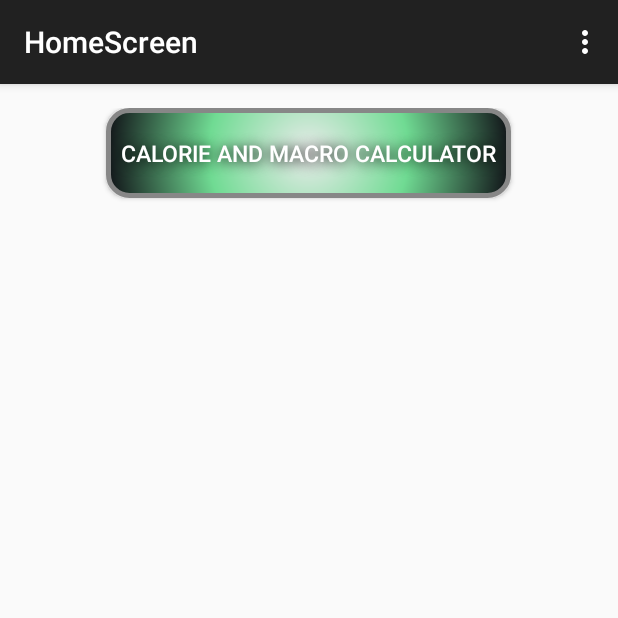
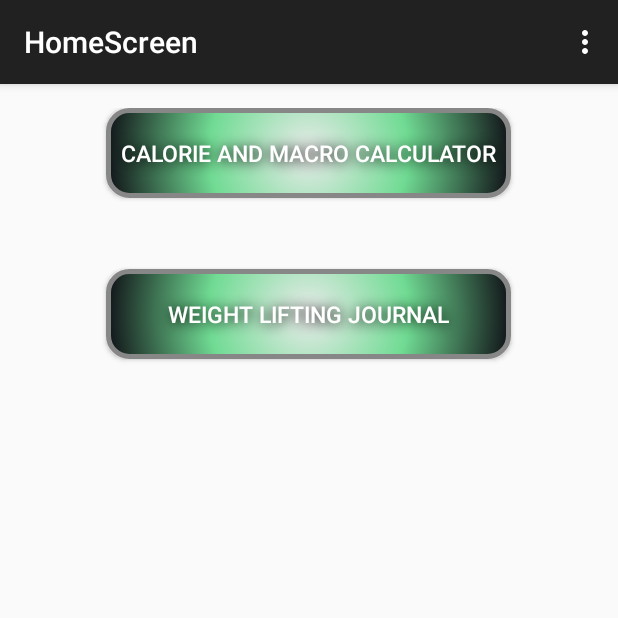
Before and after one commit to afrisone/LiftingBuddyOld, an Android app: the screen it shows after launch (HomeScreen), on a phone screen of 412 x 824 dp, the top half of it. Run offline under Robolectric (Android 15) with nearby library versions, the phone set to English and light mode, and no system bars.

Commit message:
Added Journal button to home screen

```diff
--- a/app/src/main/AndroidManifest.xml
+++ b/app/src/main/AndroidManifest.xml
@@ -32,7 +32,10 @@
             android:name=".FinalCaloriesAndMacrosActivity"
             android:label="@string/title_activity_final_calories_and_macros" >
         </activity>
-
+        <activity
+            android:name=".Journal"
+            android:label="@string/title_activity_journal" >
+        </activity>
     </application>
 
 </manifest>
--- a/app/src/main/java/afrisone/liftingbuddy/HomeScreen.java
+++ b/app/src/main/java/afrisone/liftingbuddy/HomeScreen.java
@@ -16,7 +16,7 @@ public class HomeScreen extends ActionBarActivity {
         super.onCreate(savedInstanceState);
         setContentView(R.layout.activity_home_screen);
 
-        setUpCalculatorButton();
+        setUpNextActivityButtons();
     }
 
     @Override
@@ -41,6 +41,11 @@ public class HomeScreen extends ActionBarActivity {
         return super.onOptionsItemSelected(item);
     }
 
+    private void setUpNextActivityButtons(){
+        setUpCalculatorButton();
+        setUpJournalButton();
+    }
+
     private void setUpCalculatorButton(){
         Button calculatorButton = (Button)findViewById(R.id.calculator_button);
 
@@ -52,4 +57,18 @@ public class HomeScreen extends ActionBarActivity {
             }
         });
     }
+
+    private void setUpJournalButton(){
+        Button journalButton = (Button)findViewById(R.id.weight_lifting_journal);
+
+        journalButton.setOnClickListener(new Button.OnClickListener(){
+            @Override
+            public void onClick(View view){
+                Intent startJournal = new Intent(HomeScreen.this, Journal.class);
+                startActivity(startJournal);
+            }
+        });
+    }
+
+
 }
--- a/app/src/main/res/layout/activity_home_screen.xml
+++ b/app/src/main/res/layout/activity_home_screen.xml
@@ -21,4 +21,21 @@
         android:shadowRadius="10"
         android:layout_alignParentTop="true"
         android:layout_centerHorizontal="true" />
+
+    <Button
+        android:layout_width="wrap_content"
+        android:layout_height="wrap_content"
+        android:text="Weight Lifting Journal"
+        android:textColor="#FFFFFF"
+        android:textSize="15sp"
+        android:id="@+id/weight_lifting_journal"
+        android:background="@drawable/main_menu_buttons"
+        android:shadowColor="#000000"
+        android:shadowDx="1"
+        android:shadowDy="1"
+        android:shadowRadius="10"
+        android:layout_below="@+id/calculator_button"
+        android:layout_alignLeft="@+id/calculator_button"
+        android:layout_alignStart="@+id/calculator_button"
+        android:layout_marginTop="47dp" />
 </RelativeLayout>
--- /dev/null
+++ b/app/src/main/res/menu/menu_journal.xml
@@ -0,0 +1,6 @@
+<menu xmlns:android="http://schemas.android.com/apk/res/android"
+    xmlns:app="http://schemas.android.com/apk/res-auto"
+    xmlns:tools="http://schemas.android.com/tools" tools:context="afrisone.liftingbuddy.Journal">
+    <item android:id="@+id/action_settings" android:title="@string/action_settings"
+        android:orderInCategory="100" app:showAsAction="never" />
+</menu>
--- a/app/src/main/res/values/strings.xml
+++ b/app/src/main/res/values/strings.xml
@@ -20,4 +20,7 @@
     <string name="title_activity_final_calories_and_macros">Final Results</string>
     <string name="title_activity_home_screen">HomeScreen</string>
     <string name="set_personal_info">Personal Information</string>
+    <string name="title_activity_journal">Journal</string>
+
+    <string name="hello_world">Hello world!</string>
 </resources>
```
Also changed, not shown: app/src/main/java/afrisone/liftingbuddy/Journal.java (added, +38 -0 lines), app/src/main/res/layout/activity_journal.xml (added, +9 -0 lines).
